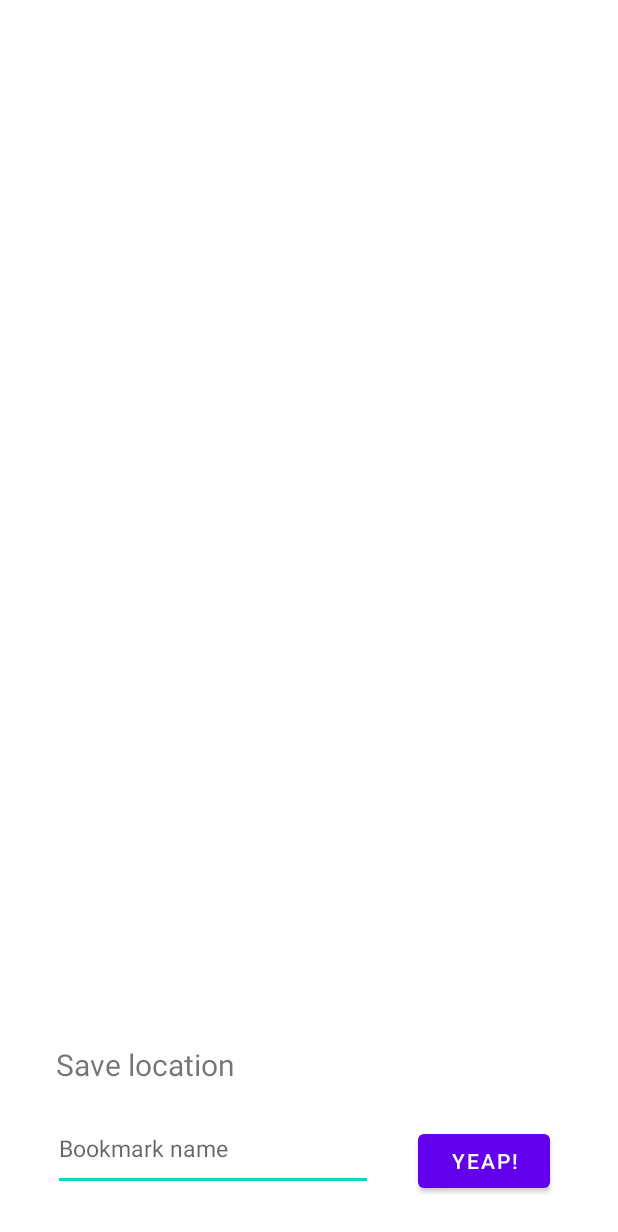
After one commit to re0078/mobdev_hw2_spring_2021, an Android app: the layout bookmark_save_layout.xml on its own in the app's theme, with its tools: preview values and no code run, on a phone screen of 412 x 824 dp. The commit adds this screen. Shown: the top 1232 px of the screen. Run offline under Robolectric (Android 15) with nearby library versions, the phone set to English and light mode, and no system bars.

Commit message:
Improve some layout featurs

```diff
--- a/app/src/main/java/edu/sharif/mobdev_hw2_spring_2021/db/entity/BookmarkEntry.java
+++ b/app/src/main/java/edu/sharif/mobdev_hw2_spring_2021/db/entity/BookmarkEntry.java
@@ -10,7 +10,7 @@ public class BookmarkEntry implements BaseColumns {
     public static final String SQL_CREATE_ENTRIES = "CREATE TABLE " + TABLE_NAME +
             "(" +
             _ID + " INTEGER PRIMARY KEY AUTOINCREMENT," +
-            MARK_NAME + " VARCHAR(16)," +
+            MARK_NAME + " VARCHAR(32) UNIQUE," +
             LON_VAL + " DOUBLE," +
             LAT_VAL + " DOUBLE" +
             ")";
--- /dev/null
+++ b/app/src/main/res/drawable/ic_bookmarks_list_delete_red_24dp.xml
@@ -0,0 +1,5 @@
+<vector android:height="24dp" android:tint="#FF0000"
+    android:viewportHeight="24" android:viewportWidth="24"
+    android:width="24dp" xmlns:android="http://schemas.android.com/apk/res/android">
+    <path android:fillColor="@android:color/white" android:pathData="M6,19c0,1.1 0.9,2 2,2h8c1.1,0 2,-0.9 2,-2V7H6v12zM19,4h-3.5l-1,-1h-5l-1,1H5v2h14V4z"/>
+</vector>
--- /dev/null
+++ b/app/src/main/res/layout/bookmark_save_layout.xml
@@ -0,0 +1,55 @@
+<?xml version="1.0" encoding="utf-8"?>
+<androidx.constraintlayout.widget.ConstraintLayout xmlns:android="http://schemas.android.com/apk/res/android"
+    xmlns:app="http://schemas.android.com/apk/res-auto"
+    xmlns:tools="http://schemas.android.com/tools"
+    android:layout_width="match_parent"
+    android:layout_height="match_parent"
+    android:orientation="vertical"
+    android:padding="16dp">
+
+    <androidx.constraintlayout.widget.ConstraintLayout
+        android:layout_width="0dp"
+        android:layout_height="130dp"
+        app:layout_constraintBottom_toBottomOf="parent"
+        app:layout_constraintEnd_toEndOf="parent"
+        app:layout_constraintStart_toStartOf="parent">
+
+        <TextView
+            android:id="@+id/delete_bookmark_text"
+            android:layout_width="wrap_content"
+            android:layout_height="wrap_content"
+            android:layout_marginTop="4dp"
+            android:text="@string/save_location_alert"
+            android:textSize="20sp"
+            app:layout_constraintBottom_toTopOf="@+id/bookmark_input_name"
+            app:layout_constraintEnd_toEndOf="parent"
+            app:layout_constraintHorizontal_bias="0.082"
+            app:layout_constraintStart_toStartOf="parent"
+            app:layout_constraintTop_toTopOf="parent" />
+
+        <EditText
+            android:id="@+id/bookmark_input_name"
+            android:layout_width="213dp"
+            android:layout_height="56dp"
+            android:autofillHints="Bookmark name"
+            android:hint="@string/bookmark_name_hint"
+            android:inputType="textPersonName"
+            android:textSize="15sp"
+            app:layout_constraintBottom_toBottomOf="parent"
+            app:layout_constraintEnd_toStartOf="@+id/save_button"
+            app:layout_constraintStart_toStartOf="parent"
+            app:layout_constraintTop_toBottomOf="@+id/delete_bookmark_text"
+            app:layout_constraintVertical_bias="1.0" />
+
+        <Button
+            android:id="@+id/save_button"
+            android:layout_width="wrap_content"
+            android:layout_height="wrap_content"
+            android:layout_margin="10dp"
+            android:layout_marginBottom="16dp"
+            android:text="@string/yes"
+            app:layout_constraintBottom_toBottomOf="parent"
+            app:layout_constraintEnd_toEndOf="parent"
+            app:layout_constraintStart_toEndOf="@+id/bookmark_input_name" />
+    </androidx.constraintlayout.widget.ConstraintLayout>
+</androidx.constraintlayout.widget.ConstraintLayout>
--- a/app/src/main/res/layout/fragment_setting.xml
+++ b/app/src/main/res/layout/fragment_setting.xml
@@ -13,7 +13,7 @@
         android:layout_height="wrap_content"
         android:layout_marginStart="8dp"
         android:layout_marginTop="8dp"
-        android:text="Settings"
+        android:text="@string/settings_text"
         android:textAlignment="center"
         android:textSize="20sp"
         app:layout_constraintStart_toStartOf="parent"
```
Also changed, not shown: app/src/main/java/edu/sharif/mobdev_hw2_spring_2021/ui/bookmark/BookmarkFragment.java (+8 -1 lines), app/src/main/java/edu/sharif/mobdev_hw2_spring_2021/ui/dialog/SaveBookmarkDialog.java (renamed from app/src/main/java/edu/sharif/mobdev_hw2_spring_2021/ui/dialog/BookmarkDialog.java, +3 -4 lines), app/src/main/res/layout/bookmark_layout.xml (+6 -7 lines), app/src/main/res/layout/fragment_bookmark.xml (+13 -0 lines), app/src/main/res/values/strings.xml (+7 -0 lines).
